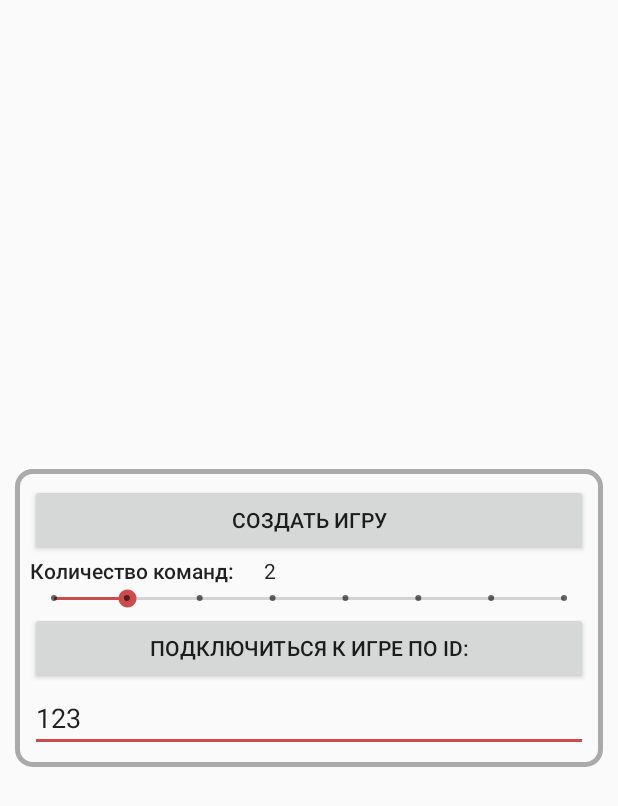
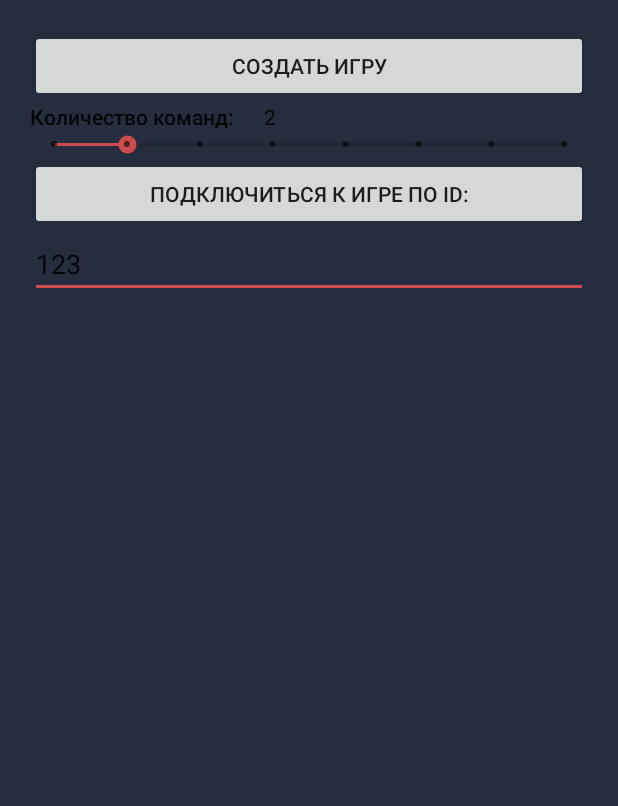
Before and after one commit to pavelperc/sport-geolocation-game, an Android app: the StartGameActivity screen opened directly, with no data from a screen before it, on a phone screen of 412 x 824 dp. Shown: the top 806 px of the screen. Run offline under Robolectric (Android 15) with nearby library versions, the phone set to English and light mode, and no system bars.

Commit message:
Icons fix

```diff
--- a/app/src/main/res/drawable/vk_reg_style.xml
+++ b/app/src/main/res/drawable/vk_reg_style.xml
@@ -1,6 +1,6 @@
 <?xml version="1.0" encoding="utf-8"?>
 <selector xmlns:android="http://schemas.android.com/apk/res/android">
-    <item android:drawable="@drawable/vk_reg_copy"
+    <item android:drawable="@drawable/vk_reg_pressed"
         android:state_pressed="true" />
     <item android:drawable="@drawable/vk_reg"
         android:state_focused="true" />
--- a/app/src/main/res/layout/activity_register.xml
+++ b/app/src/main/res/layout/activity_register.xml
@@ -118,7 +118,7 @@
                 android:layout_centerHorizontal="true"
                 android:layout_gravity="center_horizontal"
                 android:onClick="btnRegisterClick"
-                android:background="@drawable/log_in_style"
+                android:background="@drawable/register_style"
                 android:text="REGISTER"
                 android:textColor="@color/colorPrimary"
                 android:textSize="30sp"/>
--- a/app/src/main/res/layout/activity_start_game.xml
+++ b/app/src/main/res/layout/activity_start_game.xml
@@ -1,11 +1,14 @@
 <?xml version="1.0" encoding="utf-8"?>
-<RelativeLayout
+<LinearLayout
     xmlns:android="http://schemas.android.com/apk/res/android"
     xmlns:app="http://schemas.android.com/apk/res-auto"
     xmlns:tools="http://schemas.android.com/tools"
+    tools:context="com.perc.pavel.sportgeolocationgame.StartGameActivity"
     android:layout_width="match_parent"
-    android:layout_height="match_parent"
-    tools:context="com.perc.pavel.sportgeolocationgame.StartGameActivity">
+    android:layout_height="fill_parent"
+    android:orientation="vertical"
+    android:weightSum="100"
+    android:background="@color/colorPrimaryDark">
 
     <LinearLayout
         android:layout_width="match_parent"
@@ -13,7 +16,6 @@
         android:layout_alignParentStart="true"
         android:layout_centerVertical="true"
         android:layout_margin="10dp"
-        android:background="@drawable/shape_grey_rect_border"
         android:orientation="vertical"
         android:padding="10dp">
 
@@ -70,4 +72,4 @@
 
     </LinearLayout>
 
-</RelativeLayout>
+</LinearLayout>
```
Also changed, not shown: app/src/main/res/drawable-hdpi/bg_register.png (added), app/src/main/res/drawable-hdpi/bg_register_pressed.png (added), app/src/main/res/drawable-mdpi/bg_register.png (added), app/src/main/res/drawable-mdpi/bg_register_pressed.png (added), app/src/main/res/drawable-xhdpi/bg_register.png (added), app/src/main/res/drawable-xhdpi/bg_register_pressed.png (added), app/src/main/res/drawable-xxhdpi/bg_register.png (added), app/src/main/res/drawable-xxhdpi/bg_register_pressed.png (added), app/src/main/res/drawable-xxxhdpi/bg_register.png (added), app/src/main/res/drawable-xxxhdpi/bg_register_pressed.png (added), app/src/main/res/drawable/bg_log_in.png (deleted), app/src/main/res/drawable/bg_log_in_pressed.png (deleted), app/src/main/res/drawable/bg_register.png (deleted), app/src/main/res/drawable/bg_register_pressed.png (deleted), 3 more files.
